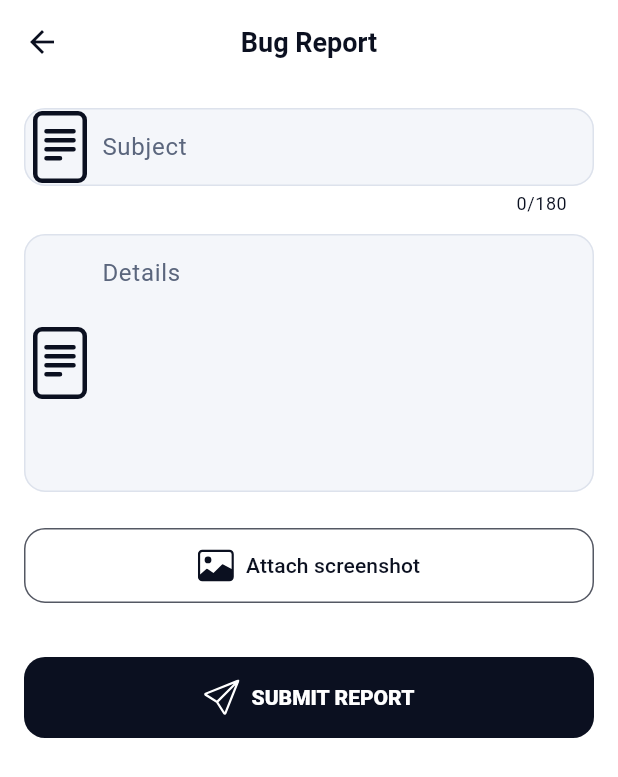
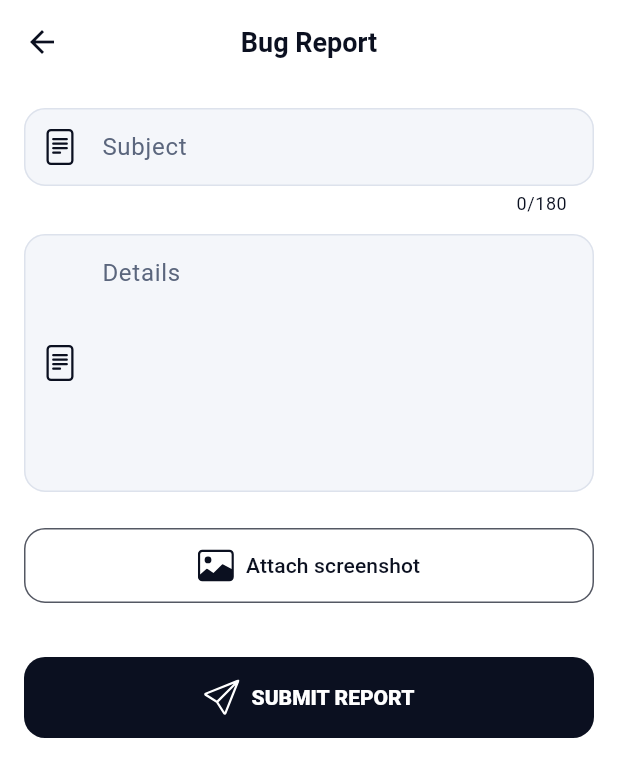
Before and after one commit to jomariebernales3-cell/convert2file, a Flutter app: the BugReportScreen screen opened by its route, on a phone screen of 412 x 824 dp. Shown: the top 777 px of the screen. Run offline on Flutter 3.47's test engine with Material 3 defaults, Android fonts, the phone set to English and light mode, and no system bars; our stand-ins replace connectivity_plus, file_picker, fl_chart, flutter_svg, image_picker, open_filex and 10 more; missing offline and left inert: flutter_math_fork, flutter_zxing, gal, llama_flutter_android, mobile_scanner, syncfusion_flutter_pdf; accounts and stored records are empty.

Commit message:
Fix app icon sizing and announcement reposts

```diff
--- a/lib/screens/home_screen.dart
+++ b/lib/screens/home_screen.dart
@@ -651,7 +651,7 @@ class _HomeScreenState extends State<HomeScreen> with WidgetsBindingObserver {
       ),
       _HomeAction(
         'Text extractor',
-        'file-earmark-search',
+        'file-earmark-code',
         () => Navigator.of(context).push(
           MaterialPageRoute(
             builder: (_) => const DocumentTextExtractorScreen(),
--- a/lib/screens/settings_screen.dart
+++ b/lib/screens/settings_screen.dart
@@ -626,7 +626,7 @@ class _SettingsScreenState extends State<SettingsScreen>
           child: Column(
             children: [
               _buildActionTile(
-                icon: 'broom',
+                icon: 'trash',
                 title: 'Clear cache',
                 subtitle: 'Remove temporary files',
                 onTap: _clearCache,
--- a/lib/widgets/bootstrap_icon.dart
+++ b/lib/widgets/bootstrap_icon.dart
@@ -181,10 +181,14 @@ class BootstrapIcon extends StatelessWidget {
   Widget build(BuildContext context) {
     final iconName =
         name ?? _materialNames[materialIcon?.codePoint] ?? 'file-earmark-text';
-    final icon = SvgPicture.asset(
+    final icon = Center(
+      widthFactor: 1,
+      heightFactor: 1,
+      child: SizedBox.square(
+        dimension: size ?? 24,
+        child: SvgPicture.asset(
           'assets/bootstrap_icons/$iconName.svg',
-      width: size ?? 24,
-      height: size ?? 24,
+          fit: BoxFit.contain,
           colorFilter: ColorFilter.mode(
             color ??
                 IconTheme.of(context).color ??
@@ -192,6 +196,8 @@ class BootstrapIcon extends StatelessWidget {
             BlendMode.srcIn,
           ),
           excludeFromSemantics: semanticLabel == null,
+        ),
+      ),
     );
     return semanticLabel == null
         ? icon
```
Also changed, not shown: 1 other file. Lines whose indentation alone changed are shown as unchanged.
